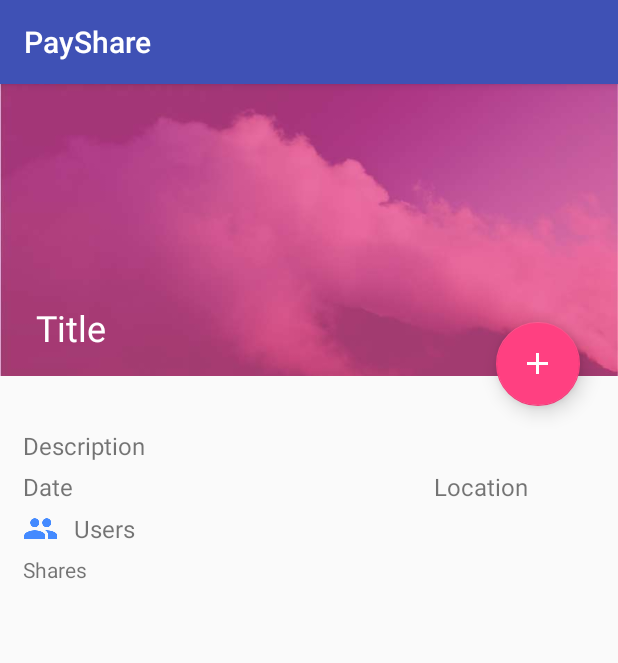
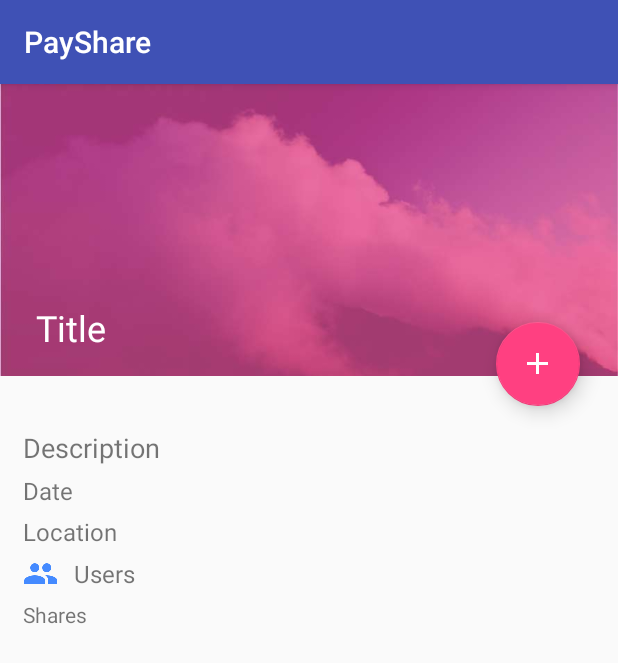
Before and after one commit to Ben-Wu/PayShare, an Android app: the EventActivity screen opened directly, with no data from a screen before it, on a phone screen of 412 x 824 dp. Shown: the top 663 px of the screen. Run offline under Robolectric (Android 15) with nearby library versions, the phone set to English and light mode, and no system bars; 4 statements that could not run were skipped.

Commit message:
added actual info to event page

```diff
--- a/app/src/main/res/layout/activity_event.xml
+++ b/app/src/main/res/layout/activity_event.xml
@@ -46,34 +46,31 @@
     </RelativeLayout>
 
     <TextView
+        android:id="@+id/description"
         android:text="Description"
-        android:textSize="16sp"
+        android:textSize="18sp"
         android:layout_width="match_parent"
         android:layout_height="wrap_content"
         android:layout_marginLeft="15dp"
         android:layout_marginBottom="5dp"/>
 
-    <RelativeLayout
-        android:layout_width="match_parent"
-        android:layout_height="wrap_content"
-        android:layout_marginLeft="15dp"
-        android:layout_marginRight="60dp"
-        android:layout_marginBottom="5dp">
-
     <TextView
+        android:id="@+id/date"
         android:text="Date"
         android:textSize="16sp"
         android:layout_width="wrap_content"
-            android:layout_height="wrap_content" />
+        android:layout_height="wrap_content"
+        android:layout_marginLeft="15dp"
+        android:layout_marginBottom="5dp"/>
 
     <TextView
+        android:id="@+id/location"
         android:text="Location"
         android:textSize="16sp"
         android:layout_width="wrap_content"
         android:layout_height="wrap_content"
-            android:layout_alignParentRight="true"/>
-
-    </RelativeLayout>
+        android:layout_marginLeft="15dp"
+        android:layout_marginBottom="5dp"/>
 
     <LinearLayout
         android:id="@+id/event_users"
```
Also changed, not shown: app/src/main/java/pennapps2016/payshare/models/Event.java (+0 -7 lines), app/src/main/java/pennapps2016/payshare/ui/EventActivity.java (+7 -1 lines). Lines whose indentation alone changed are shown as unchanged.
